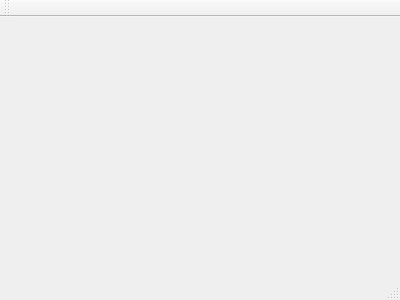
Old version of the form project/gamewindow.ui in the repository Nipel-Crumple/AirHockey.
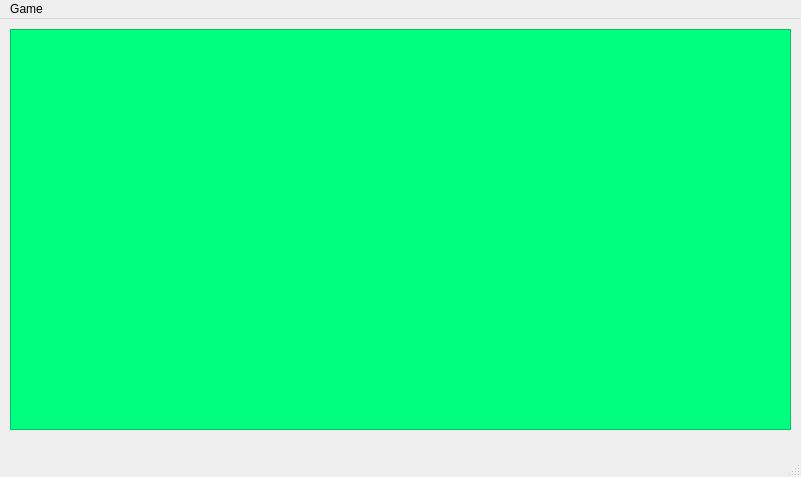
New version of the form.

```diff
--- a/project/gamewindow.ui
+++ b/project/gamewindow.ui
@@ -1,24 +1,66 @@
 <ui version="4.0">
  <class>gameWindow</class>
- <widget class="QMainWindow" name="gameWindow" >
-  <property name="geometry" >
+ <widget class="QMainWindow" name="gameWindow">
+  <property name="geometry">
    <rect>
     <x>0</x>
     <y>0</y>
-    <width>400</width>
-    <height>300</height>
+    <width>801</width>
+    <height>477</height>
    </rect>
   </property>
   <property name="windowTitle" >
    <string>gameWindow</string>
   </property>
-  <widget class="QMenuBar" name="menuBar" />
-  <widget class="QToolBar" name="mainToolBar" />
-  <widget class="QWidget" name="centralWidget" />
-  <widget class="QStatusBar" name="statusBar" />
+  <widget class="QWidget" name="centralWidget">
+   <widget class="QGraphicsView" name="graphicsView">
+    <property name="geometry">
+     <rect>
+      <x>10</x>
+      <y>10</y>
+      <width>781</width>
+      <height>401</height>
+     </rect>
+    </property>
+    <property name="styleSheet">
+     <string notr="true">background-color: #00ff7f</string>
+    </property>
+   </widget>
+   <zorder>lcdNumber</zorder>
+   <zorder>lcdNumber_2</zorder>
+   <zorder>graphicsView</zorder>
+  </widget>
+  <widget class="QStatusBar" name="statusBar"/>
+  <widget class="QMenuBar" name="menuBar">
+   <property name="geometry">
+    <rect>
+     <x>0</x>
+     <y>0</y>
+     <width>801</width>
+     <height>20</height>
+    </rect>
+   </property>
+   <widget class="QMenu" name="menuGame">
+    <property name="title">
+     <string>Game</string>
+    </property>
+    <addaction name="actionStart_playing"/>
+    <addaction name="actionExit"/>
+   </widget>
+   <addaction name="menuGame"/>
+  </widget>
+  <action name="actionStart_playing">
+   <property name="text">
+    <string>Start playing</string>
+   </property>
+  </action>
+  <action name="actionExit">
+   <property name="text">
+    <string>Exit</string>
+   </property>
+  </action>
  </widget>
- <layoutDefault spacing="6" margin="11" />
- <pixmapfunction></pixmapfunction>
+ <layoutdefault spacing="6" margin="11"/>
  <resources/>
  <connections/>
 </ui>
```
Left out of the diff: 3 changed lines with no effect on the pictures.
